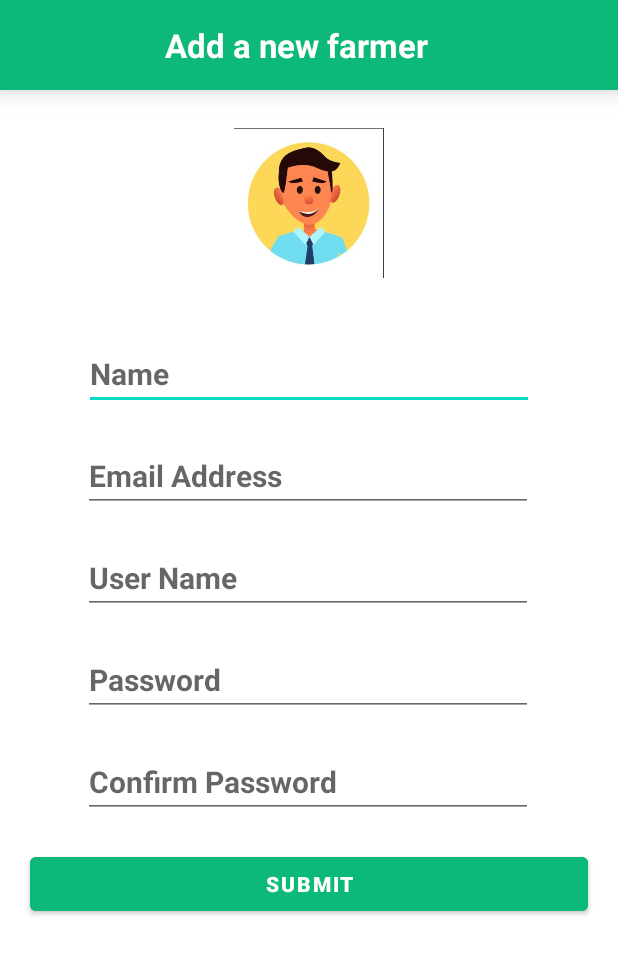
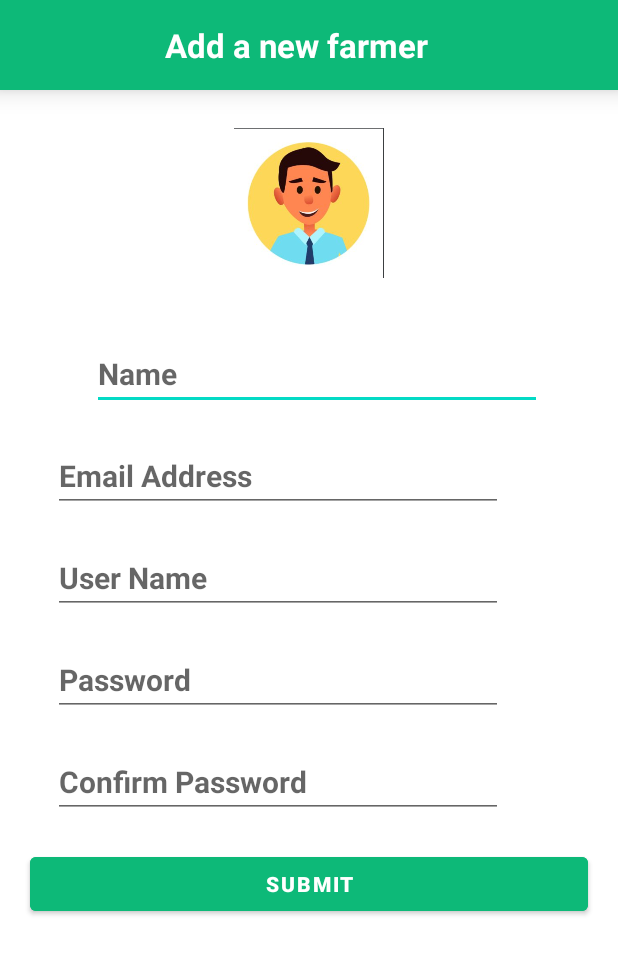
Before and after one commit to Sugam1530/marketerApp, an Android app: the activity_add_farmer screen opened directly, with no data from a screen before it, on a phone screen of 412 x 824 dp. Shown: the top 954 px of the screen. Run offline under Robolectric (Android 15) with nearby library versions, the phone set to English and light mode, and no system bars.

Commit message:
many changes

```diff
--- a/app/src/main/java/com/example/marketer/ApiInterface.java
+++ b/app/src/main/java/com/example/marketer/ApiInterface.java
@@ -13,8 +13,8 @@ public interface ApiInterface {
 @GET("api/marketer/getmarkerterprofile/{num}")
     Call<ResponseArrayMarketerProfileOverview> getMarketerProfile(@Path("num") int num);
 
-@GET("api/marketer/getallfarmer")
-    Call<ResponseArrayFarmerOverview> getAllFarmerList();
+@GET("api/marketer/getsinglefarmer/{num}")
+    Call<ResponseArrayFarmerOverview> getAllFarmerListbyMarketer(@Path("num") int num);
 
 @Multipart
 @POST("api/marketer/login")
--- a/app/src/main/java/com/example/marketer/MainActivity.java
+++ b/app/src/main/java/com/example/marketer/MainActivity.java
@@ -42,7 +42,7 @@ public class MainActivity extends AppCompatActivity {
         marketerEmail = findViewById(R.id.farmerId);
 
         SharedPreferences sharedPreferences = getSharedPreferences(userNameKey, Context.MODE_PRIVATE);
-        userName.setText(sharedPreferences.getString("uName",""));
+//        userName.setText(sharedPreferences.getString("uName",""));
         BottomNavigationView bottomNavigationView = findViewById(R.id.bottomNavigationMenu);
         apiInterface = RetrofitInstance.getRetrofit().create(ApiInterface.class);
 
--- a/app/src/main/java/com/example/marketer/activity_add_farmer.java
+++ b/app/src/main/java/com/example/marketer/activity_add_farmer.java
@@ -71,7 +71,5 @@ public class activity_add_farmer extends AppCompatActivity {
                 Toast.makeText(this, "Please Fill All The Required Field", Toast.LENGTH_SHORT).show();
             }
         });
-
-        getSupportActionBar().hide();
     }
 }
--- a/app/src/main/java/com/example/marketer/farmer_list.java
+++ b/app/src/main/java/com/example/marketer/farmer_list.java
@@ -6,7 +6,9 @@ import androidx.recyclerview.widget.LinearLayoutManager;
 import androidx.recyclerview.widget.RecyclerView;
 
 import android.content.Intent;
+import android.content.SharedPreferences;
 import android.os.Bundle;
+import android.preference.PreferenceManager;
 import android.view.MenuItem;
 import android.view.View;
 import android.widget.Button;
@@ -36,7 +38,9 @@ public class farmer_list extends AppCompatActivity {
         recyclerView = findViewById(R.id.recyclerView);
         addFarmer = findViewById(R.id.textAddFarmer);
 
-        apiInterface.getAllFarmerList().enqueue(new Callback<ResponseArrayFarmerOverview>() {
+        SharedPreferences preferences = PreferenceManager.getDefaultSharedPreferences(farmer_list.this);
+        String userId = preferences.getString("userId", "");
+        apiInterface.getAllFarmerListbyMarketer(Integer.parseInt(userId)).enqueue(new Callback<ResponseArrayFarmerOverview>() {
             @Override
             public void onResponse(Call<ResponseArrayFarmerOverview> call, Response<ResponseArrayFarmerOverview> response) {
                 if (response.body() != null){
--- a/app/src/main/java/com/example/marketer/profile.java
+++ b/app/src/main/java/com/example/marketer/profile.java
@@ -40,7 +40,7 @@ public class profile extends AppCompatActivity {
             public void onResponse(Call<ResponseArrayMarketerProfileOverview> call, Response<ResponseArrayMarketerProfileOverview> response) {
                 if (response.body() != null && response.body().getResponse() != null){
                     tvName.setText(response.body().getResponse().getName());
-                    tvPassword.setText(response.body().getResponse().getPassword());
+                    tvPassword.setText(response.body().getResponse().getUsername());
                     tvEmail.setText(response.body().getResponse().getEmail());
                     tvWalletBalance.setText(response.body().getResponse().getWallet_balance());
                 }
--- a/app/src/main/res/layout/activity_add_farmer.xml
+++ b/app/src/main/res/layout/activity_add_farmer.xml
@@ -67,6 +67,7 @@
                     android:textColor="@color/black"
                     android:layout_gravity="center"
                     android:layout_marginTop="40dp"
+                    android:layout_marginStart="5dp"
                     android:hint="Name"/>
 
             </LinearLayout>
@@ -78,7 +79,7 @@
             android:layout_height="wrap_content"
             android:textStyle="bold"
             android:textSize="20sp"
-            android:layout_marginStart="55dp"
+            android:layout_marginStart="35dp"
             android:layout_marginTop="20dp"
             android:textColor="@color/black"
             android:hint="Email Address"/>
@@ -89,7 +90,7 @@
             android:layout_height="wrap_content"
             android:textStyle="bold"
             android:textSize="20sp"
-            android:layout_marginStart="55dp"
+            android:layout_marginStart="35dp"
             android:layout_marginTop="20dp"
             android:textColor="@color/black"
             android:hint="User Name"/>
@@ -100,7 +101,7 @@
             android:layout_height="wrap_content"
             android:textStyle="bold"
             android:textSize="20sp"
-            android:layout_marginStart="55dp"
+            android:layout_marginStart="35dp"
             android:layout_marginTop="20dp"
             android:textColor="@color/black"
             android:hint="Password"/>
@@ -111,7 +112,7 @@
             android:layout_height="wrap_content"
             android:textStyle="bold"
             android:textSize="20sp"
-            android:layout_marginStart="55dp"
+            android:layout_marginStart="35dp"
             android:layout_marginTop="20dp"
             android:textColor="@color/black"
             android:hint="Confirm Password"/>
--- a/app/src/main/res/layout/activity_farmer_list.xml
+++ b/app/src/main/res/layout/activity_farmer_list.xml
@@ -62,7 +62,7 @@
             android:id="@+id/recyclerView"
             android:layout_width="match_parent"
             android:layout_height="580dp"
-            android:layout_marginTop="90dp"
+            android:layout_marginTop="70dp"
             app:layout_constraintBottom_toBottomOf="parent"
             app:layout_constraintTop_toTopOf="parent" />
 
--- a/app/src/main/res/layout/activity_main.xml
+++ b/app/src/main/res/layout/activity_main.xml
@@ -114,7 +114,7 @@
         android:layout_height="wrap_content"
         android:layout_margin="20dp"
         android:layout_marginTop="28dp"
-        android:text="User Name"
+        android:text="Marketer"
         android:textSize="20sp"
         android:textStyle="bold"
         app:layout_constraintEnd_toEndOf="parent"
--- a/app/src/main/res/layout/single_farmer_list.xml
+++ b/app/src/main/res/layout/single_farmer_list.xml
@@ -1,7 +1,7 @@
 <?xml version="1.0" encoding="utf-8"?>
 <LinearLayout xmlns:android="http://schemas.android.com/apk/res/android"
     android:layout_width="match_parent"
-    android:layout_height="match_parent"
+    android:layout_height="wrap_content"
     xmlns:app="http://schemas.android.com/apk/res-auto">
 
     <LinearLayout
--- a/app/src/main/res/values-night/themes.xml
+++ b/app/src/main/res/values-night/themes.xml
@@ -1,6 +1,6 @@
 <resources xmlns:tools="http://schemas.android.com/tools">
     <!-- Base application theme. -->
-    <style name="Theme.Marketer" parent="Theme.MaterialComponents.DayNight.DarkActionBar">
+    <style name="Theme.Marketer" parent="Theme.MaterialComponents.DayNight.NoActionBar">
         <!-- Primary brand color. -->
         <item name="colorPrimary">@color/purple_200</item>
         <item name="colorPrimaryVariant">@color/purple_700</item>
--- a/app/src/main/res/values/themes.xml
+++ b/app/src/main/res/values/themes.xml
@@ -1,6 +1,6 @@
 <resources xmlns:tools="http://schemas.android.com/tools">
     <!-- Base application theme. -->
-    <style name="Theme.Marketer" parent="Theme.MaterialComponents.DayNight.DarkActionBar">
+    <style name="Theme.Marketer" parent="Theme.MaterialComponents.DayNight.NoActionBar">
         <!-- Primary brand color. -->
         <item name="colorPrimary">@color/purple_500</item>
         <item name="colorPrimaryVariant">@color/purple_700</item>
```
Also changed, not shown: app/src/main/res/layout/activity_profile.xml (+4 -4 lines).
